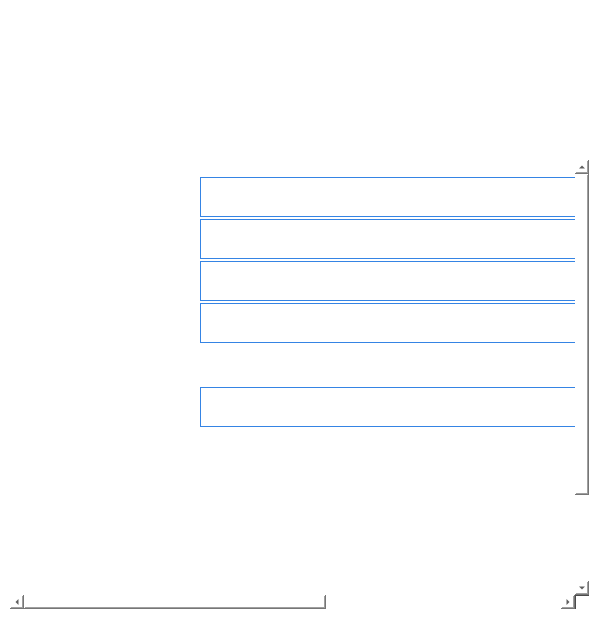
Old version of the form forms/Page_6.ui in the repository apollo-k22/FaceAI-Product.
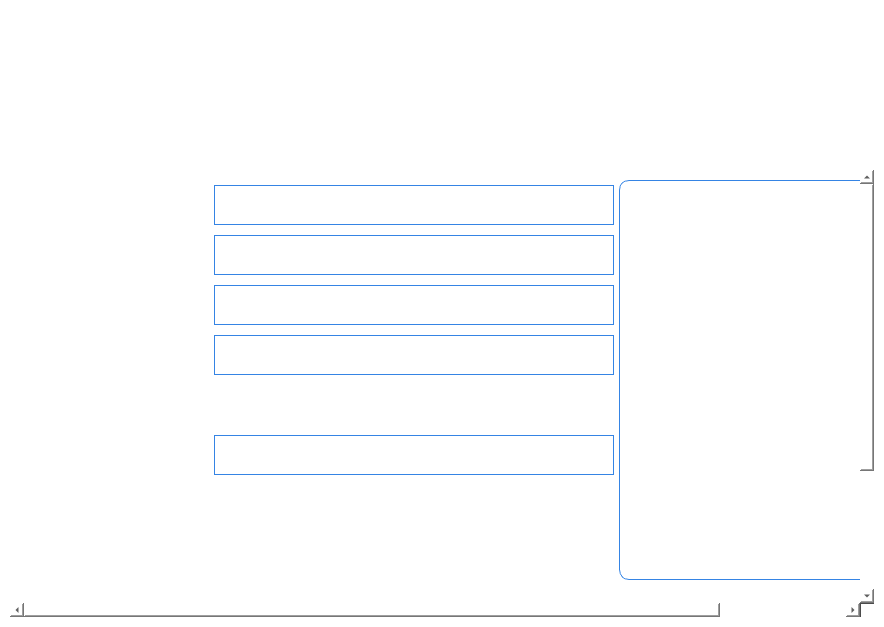
New version of the form. Icons and pictures are not drawn.

Commit message: modified front end to the same style for all page.

Diff of the .ui file:
```diff
--- a/forms/Page_6.ui
+++ b/forms/Page_6.ui
@@ -6,8 +6,8 @@
    <rect>
     <x>0</x>
     <y>0</y>
-    <width>599</width>
-    <height>619</height>
+    <width>884</width>
+    <height>627</height>
    </rect>
   </property>
   <property name="styleSheet">
@@ -292,7 +292,7 @@
              <property name="minimumSize">
               <size>
                <width>140</width>
-               <height>40</height>
+               <height>50</height>
               </size>
              </property>
              <property name="baseSize">
@@ -353,10 +353,10 @@
        <widget class="QWidget" name="scrollAreaWidgetContents">
         <property name="geometry">
          <rect>
-          <x>0</x>
+          <x>-154</x>
           <y>0</y>
           <width>999</width>
-          <height>623</height>
+          <height>642</height>
          </rect>
         </property>
         <property name="styleSheet">
@@ -381,11 +381,17 @@
          </property>
          <item>
           <layout class="QVBoxLayout" name="verticalLayout_8">
+           <property name="spacing">
+            <number>0</number>
+           </property>
+           <property name="topMargin">
+            <number>0</number>
+           </property>
            <property name="bottomMargin">
             <number>0</number>
            </property>
            <item>
-            <layout class="QVBoxLayout" name="full_form_layout">
+            <layout class="QHBoxLayout" name="horizontalLayout_5">
              <property name="spacing">
               <number>0</number>
              </property>
@@ -398,11 +404,21 @@
              <property name="rightMargin">
               <number>0</number>
              </property>
-             <property name="bottomMargin">
-              <number>0</number>
-             </property>
              <item>
-              <layout class="QHBoxLayout" name="horizontalLayout_2" stretch="0,0,1,0">
+              <spacer name="horizontalSpacer_2">
+               <property name="orientation">
+                <enum>Qt::Horizontal</enum>
+               </property>
+               <property name="sizeHint" stdset="0">
+                <size>
+                 <width>40</width>
+                 <height>20</height>
+                </size>
+               </property>
+              </spacer>
+             </item>
+             <item>
+              <layout class="QHBoxLayout" name="horizontalLayout_2" stretch="0,1">
                <property name="leftMargin">
                 <number>10</number>
                </property>
@@ -415,19 +431,6 @@
                <property name="bottomMargin">
                 <number>10</number>
                </property>
-               <item>
-                <spacer name="horizontalSpacer_7">
-                 <property name="orientation">
-                  <enum>Qt::Horizontal</enum>
-                 </property>
-                 <property name="sizeHint" stdset="0">
-                  <size>
-                   <width>20</width>
-                   <height>20</height>
-                  </size>
-                 </property>
-                </spacer>
-               </item>
                <item>
                 <layout class="QVBoxLayout" name="verticalLayout_5">
                  <item>
@@ -438,6 +441,9 @@
                    <property name="rowWrapPolicy">
                     <enum>QFormLayout::DontWrapRows</enum>
                    </property>
+                   <property name="verticalSpacing">
+                    <number>10</number>
+                   </property>
                    <property name="leftMargin">
                     <number>20</number>
                    </property>
@@ -445,7 +451,7 @@
                     <number>5</number>
                    </property>
                    <property name="rightMargin">
-                    <number>20</number>
+                    <number>5</number>
                    </property>
                    <property name="bottomMargin">
                     <number>5</number>
@@ -478,7 +484,7 @@
                       <string>Probe ID:</string>
                      </property>
                      <property name="alignment">
-                      <set>Qt::AlignCenter</set>
+                      <set>Qt::AlignLeading|Qt::AlignLeft|Qt::AlignVCenter</set>
                      </property>
                     </widget>
                    </item>
@@ -546,7 +552,7 @@
                       <string>Probe result:</string>
                      </property>
                      <property name="alignment">
-                      <set>Qt::AlignCenter</set>
+                      <set>Qt::AlignLeading|Qt::AlignLeft|Qt::AlignVCenter</set>
                      </property>
                     </widget>
                    </item>
@@ -578,7 +584,7 @@
                       <string>Time of report generation:</string>
                      </property>
                      <property name="alignment">
-                      <set>Qt::AlignCenter</set>
+                      <set>Qt::AlignLeading|Qt::AlignLeft|Qt::AlignVCenter</set>
                      </property>
                     </widget>
                    </item>
@@ -640,7 +646,7 @@
                       <string>Case number</string>
                      </property>
                      <property name="alignment">
-                      <set>Qt::AlignCenter</set>
+                      <set>Qt::AlignLeading|Qt::AlignLeft|Qt::AlignVCenter</set>
                      </property>
                     </widget>
                    </item>
@@ -702,7 +708,7 @@
                       <string>Examiner's no.:</string>
                      </property>
                      <property name="alignment">
-                      <set>Qt::AlignCenter</set>
+                      <set>Qt::AlignLeading|Qt::AlignLeft|Qt::AlignVCenter</set>
                      </property>
                     </widget>
                    </item>
@@ -767,7 +773,7 @@
                       <string>Examiner's name:</string>
                      </property>
                      <property name="alignment">
-                      <set>Qt::AlignCenter</set>
+                      <set>Qt::AlignLeading|Qt::AlignLeft|Qt::AlignVCenter</set>
                      </property>
                     </widget>
                    </item>
@@ -799,7 +805,7 @@
                       <string>Remarks:</string>
                      </property>
                      <property name="alignment">
-                      <set>Qt::AlignCenter</set>
+                      <set>Qt::AlignLeading|Qt::AlignLeft|Qt::AlignVCenter</set>
                      </property>
                     </widget>
                    </item>
@@ -855,7 +861,7 @@
                       <string>PS</string>
                      </property>
                      <property name="alignment">
-                      <set>Qt::AlignCenter</set>
+                      <set>Qt::AlignLeading|Qt::AlignLeft|Qt::AlignVCenter</set>
                      </property>
                     </widget>
                    </item>
@@ -904,21 +910,40 @@
                  </item>
                 </layout>
                </item>
-               <item>
-                <spacer name="horizontalSpacer_6">
-                 <property name="orientation">
-                  <enum>Qt::Horizontal</enum>
-                 </property>
-                 <property name="sizeHint" stdset="0">
-                  <size>
-                   <width>20</width>
-                   <height>20</height>
-                  </size>
-                 </property>
-                </spacer>
-               </item>
               </layout>
              </item>
+             <item>
+              <spacer name="horizontalSpacer_7">
+               <property name="orientation">
+                <enum>Qt::Horizontal</enum>
+               </property>
+               <property name="sizeHint" stdset="0">
+                <size>
+                 <width>40</width>
+                 <height>20</height>
+                </size>
+               </property>
+              </spacer>
+             </item>
+            </layout>
+           </item>
+           <item>
+            <layout class="QVBoxLayout" name="full_form_layout">
+             <property name="spacing">
+              <number>0</number>
+             </property>
+             <property name="leftMargin">
+              <number>0</number>
+             </property>
+             <property name="topMargin">
+              <number>0</number>
+             </property>
+             <property name="rightMargin">
+              <number>0</number>
+             </property>
+             <property name="bottomMargin">
+              <number>0</number>
+             </property>
             </layout>
            </item>
            <item>
@@ -1045,6 +1070,9 @@
              <property name="spacing">
               <number>0</number>
              </property>
+             <property name="bottomMargin">
+              <number>10</number>
+             </property>
              <item>
               <spacer name="horizontalSpacer_11">
                <property name="orientation">
```
The commit also changes 10 other files.
